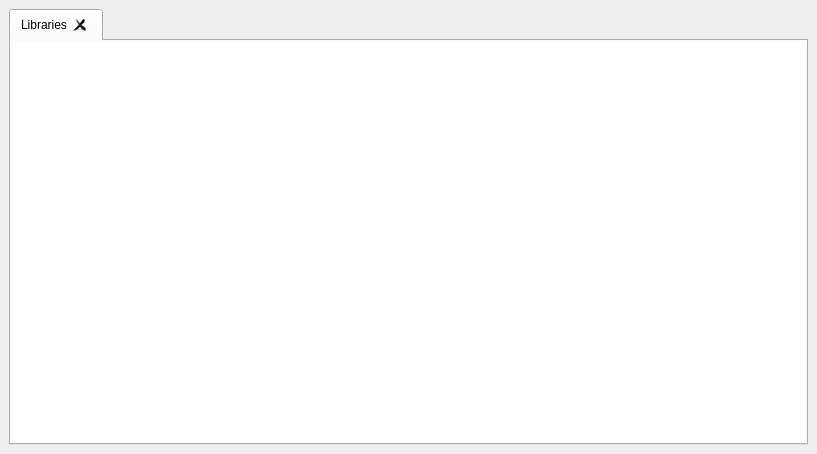
Old version of the form files/frames/wiki_doc_widget.ui in the repository PinguinoIDE/pinguino-multilanguage.
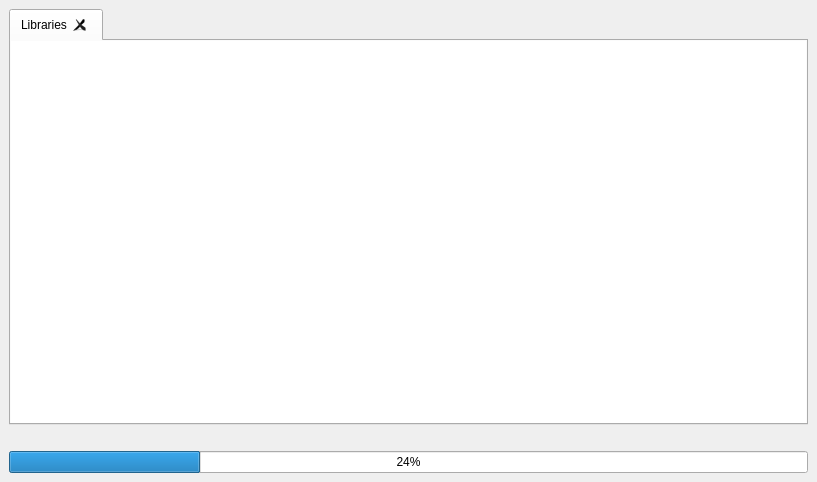
New version of the form.

The edit to the form file:
```diff
--- a/files/frames/wiki_doc_widget.ui
+++ b/files/frames/wiki_doc_widget.ui
@@ -7,7 +7,7 @@
     <x>0</x>
     <y>0</y>
     <width>817</width>
-    <height>454</height>
+    <height>482</height>
    </rect>
   </property>
   <property name="windowTitle">
@@ -51,6 +51,26 @@
       </widget>
      </widget>
     </item>
+    <item row="1" column="0">
+     <widget class="QLabel" name="label_error">
+      <property name="styleSheet">
+       <string notr="true">color: rgb(255, 0, 0);</string>
+      </property>
+      <property name="text">
+       <string/>
+      </property>
+      <property name="alignment">
+       <set>Qt::AlignRight|Qt::AlignTrailing|Qt::AlignVCenter</set>
+      </property>
+     </widget>
+    </item>
+    <item row="2" column="0">
+     <widget class="QProgressBar" name="progressBar">
+      <property name="value">
+       <number>24</number>
+      </property>
+     </widget>
+    </item>
    </layout>
   </widget>
  </widget>
```
